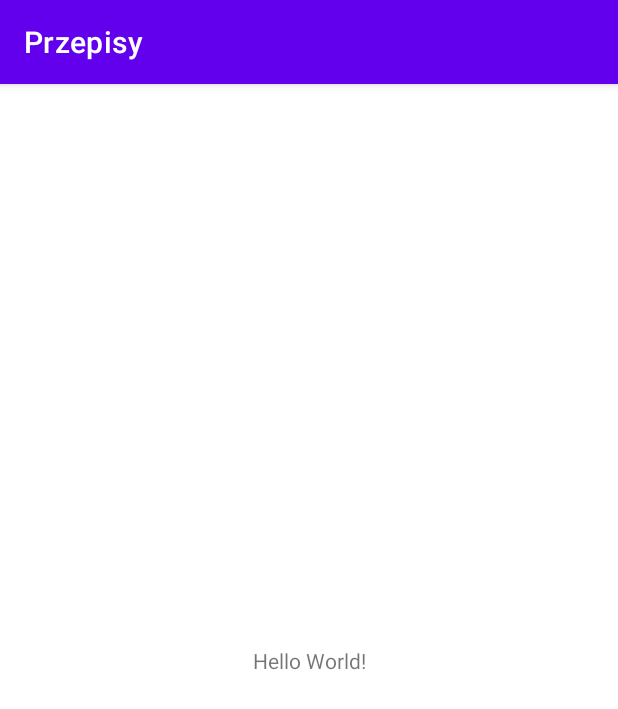
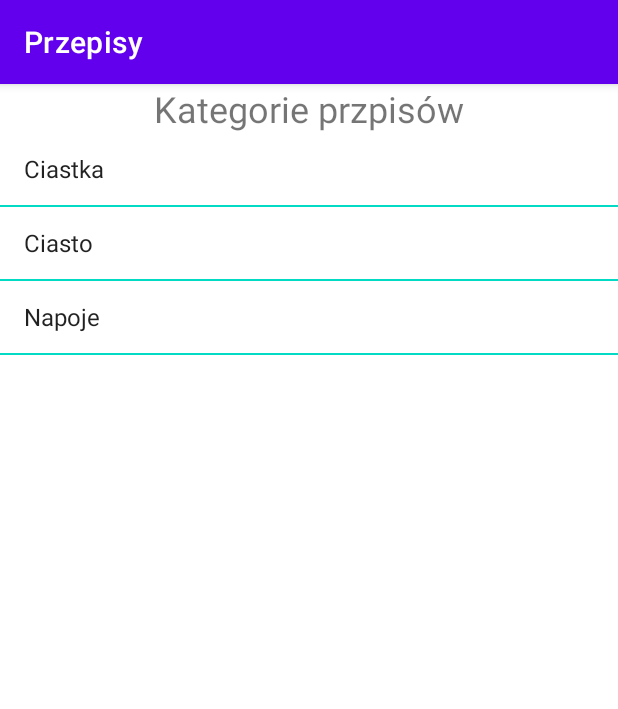
Before and after one commit to barte28/przepisy, an Android app: the screen it shows after launch (MainActivity), on a phone screen of 412 x 824 dp. Shown: the top 709 px of the screen. Run offline under Robolectric (Android 15) with nearby library versions, the phone set to English and light mode, and no system bars.

Commit message:
koniec lekcji

```diff
--- a/app/src/main/java/com/example/przepisy/MainActivity.java
+++ b/app/src/main/java/com/example/przepisy/MainActivity.java
@@ -3,12 +3,25 @@ package com.example.przepisy;
 import androidx.appcompat.app.AppCompatActivity;
 
 import android.os.Bundle;
+import android.view.View;
+import android.widget.AdapterView;
+import android.widget.ListView;
 
 public class MainActivity extends AppCompatActivity {
+    private ListView listViewKategorie;
 
     @Override
     protected void onCreate(Bundle savedInstanceState) {
         super.onCreate(savedInstanceState);
         setContentView(R.layout.activity_main);
+        listViewKategorie = findViewById(R.id.ListVIewKategorie);
+        listViewKategorie.setOnItemClickListener(
+                new AdapterView.OnItemClickListener() {
+                    @Override
+                    public void onItemClick(AdapterView<?> adapterView, View view, int i, long l) {
+
+                    }
+                }
+        );
     }
 }
--- a/app/src/main/res/layout/activity_main.xml
+++ b/app/src/main/res/layout/activity_main.xml
@@ -1,18 +1,26 @@
 <?xml version="1.0" encoding="utf-8"?>
-<androidx.constraintlayout.widget.ConstraintLayout xmlns:android="http://schemas.android.com/apk/res/android"
+<LinearLayout xmlns:android="http://schemas.android.com/apk/res/android"
     xmlns:app="http://schemas.android.com/apk/res-auto"
     xmlns:tools="http://schemas.android.com/tools"
     android:layout_width="match_parent"
     android:layout_height="match_parent"
+    android:orientation="vertical"
     tools:context=".MainActivity">
 
     <TextView
-        android:layout_width="wrap_content"
+        android:id="@+id/textView"
+        android:layout_width="match_parent"
         android:layout_height="wrap_content"
-        android:text="Hello World!"
-        app:layout_constraintBottom_toBottomOf="parent"
-        app:layout_constraintEnd_toEndOf="parent"
-        app:layout_constraintStart_toStartOf="parent"
-        app:layout_constraintTop_toTopOf="parent" />
+        android:textSize="24sp"
+        android:textAlignment="center"
+        android:text="Kategorie przpisów" />
 
-</androidx.constraintlayout.widget.ConstraintLayout>
+    <ListView
+        android:id="@+id/ListVIewKategorie"
+        android:layout_width="match_parent"
+        android:layout_height="match_parent"
+        android:dividerHeight="1dp"
+        android:divider="@color/teal_200"
+        android:entries="@array/kategorie"/>
+
+</LinearLayout>
--- a/app/src/main/res/values/strings.xml
+++ b/app/src/main/res/values/strings.xml
@@ -1,3 +1,9 @@
 <resources>
     <string name="app_name">Przepisy</string>
+
+    <string-array name="kategorie">
+        <item>Ciastka</item>
+        <item>Ciasto</item>
+        <item>Napoje</item>
+    </string-array>
 </resources>
```
